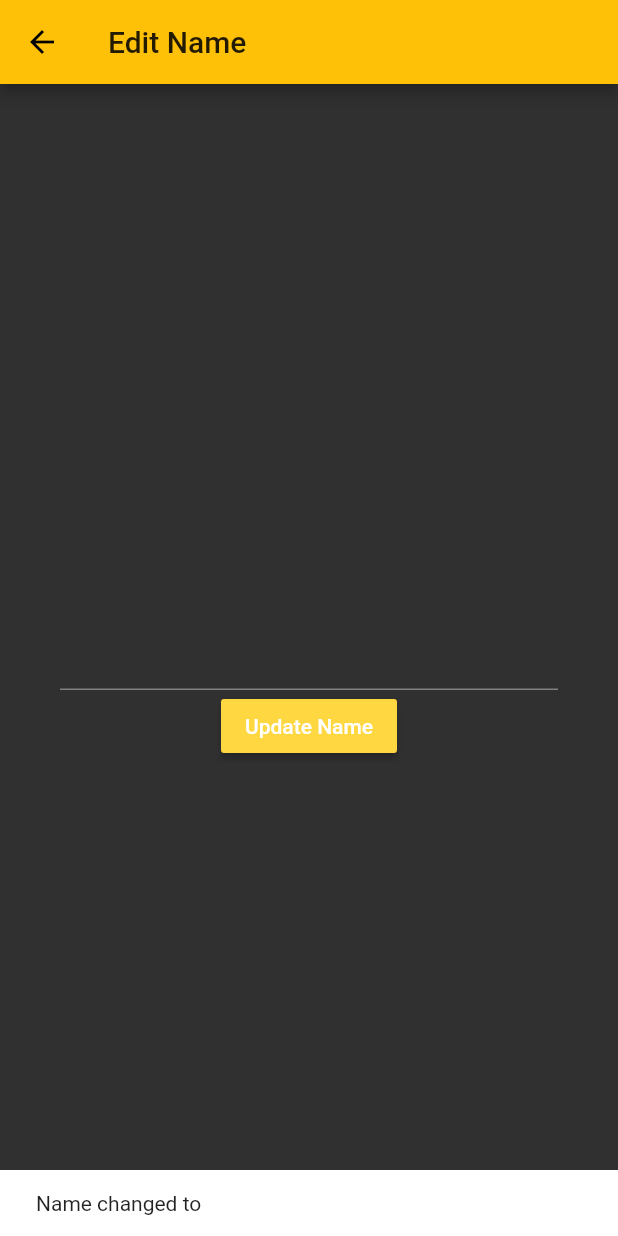
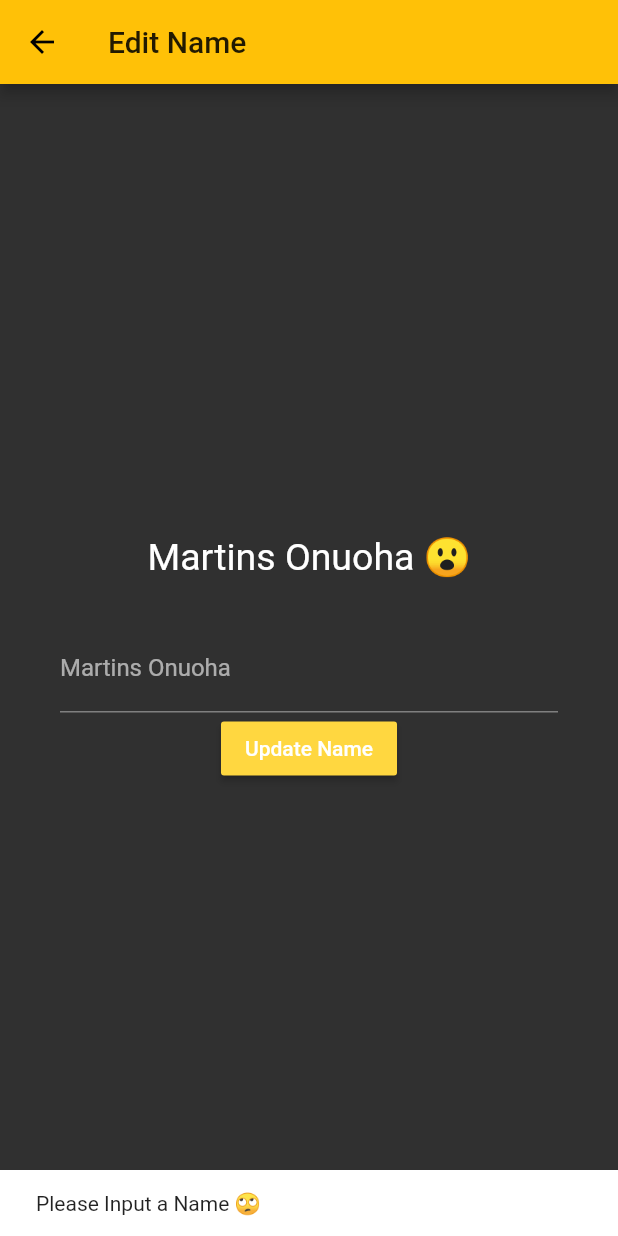
Before and after one commit to MartinsOnuoha/flutter_scoped_models, a Flutter app: the EditNamePage screen opened directly, after a tap on "Update Name", on a phone screen of 412 x 824 dp. Run offline on Flutter 3.47's test engine with Material 2 defaults, Android fonts, the phone set to English and light mode, and no system bars.

Commit message:
added smileys and text validation

```diff
--- a/lib/changeName.dart
+++ b/lib/changeName.dart
@@ -23,9 +23,10 @@ class _EditNamePageState extends State<EditNamePage> {
               mainAxisAlignment: MainAxisAlignment.center,
               children: <Widget>[
                 Text(
-                  '${model.name}',
+                  '${model.name} 😮',
                   style: TextStyle(fontSize: 25.0),
                 ),
+                SizedBox(height: 30,),
                 TextField(
                   controller: _nameController,
                   decoration: InputDecoration(
@@ -35,12 +36,17 @@ class _EditNamePageState extends State<EditNamePage> {
                 RaisedButton(
                   child: Text('Update Name'),
                   onPressed: () {
+                    if (_nameController.text == '') {
+                      return Scaffold.of(context).showSnackBar(
+                        SnackBar(content: Text('Please Input a Name 🙄')),
+                      );
+                    }
                     model.changeName(_nameController.text);
                     setState(() {
                       _nameController.text = '';
                     });
                     Scaffold.of(context).showSnackBar(
-                      SnackBar(content: Text('Name changed to ${model.name}'))
+                      SnackBar(content: Text('Name changed to ${model.name} 😅'))
                     );
                   }
                 )
--- a/lib/main.dart
+++ b/lib/main.dart
@@ -50,7 +50,7 @@ class _MyHomePageState extends State<MyHomePage> {
       body: Center(
         child: ScopedModelDescendant<User>(
           builder: (context, child, model) {
-            return Text(model.name, style: TextStyle(fontSize: 30.0),);
+            return Text('${model.name} 🤭', style: TextStyle(fontSize: 30.0),);
           },
         )
       ),
```
